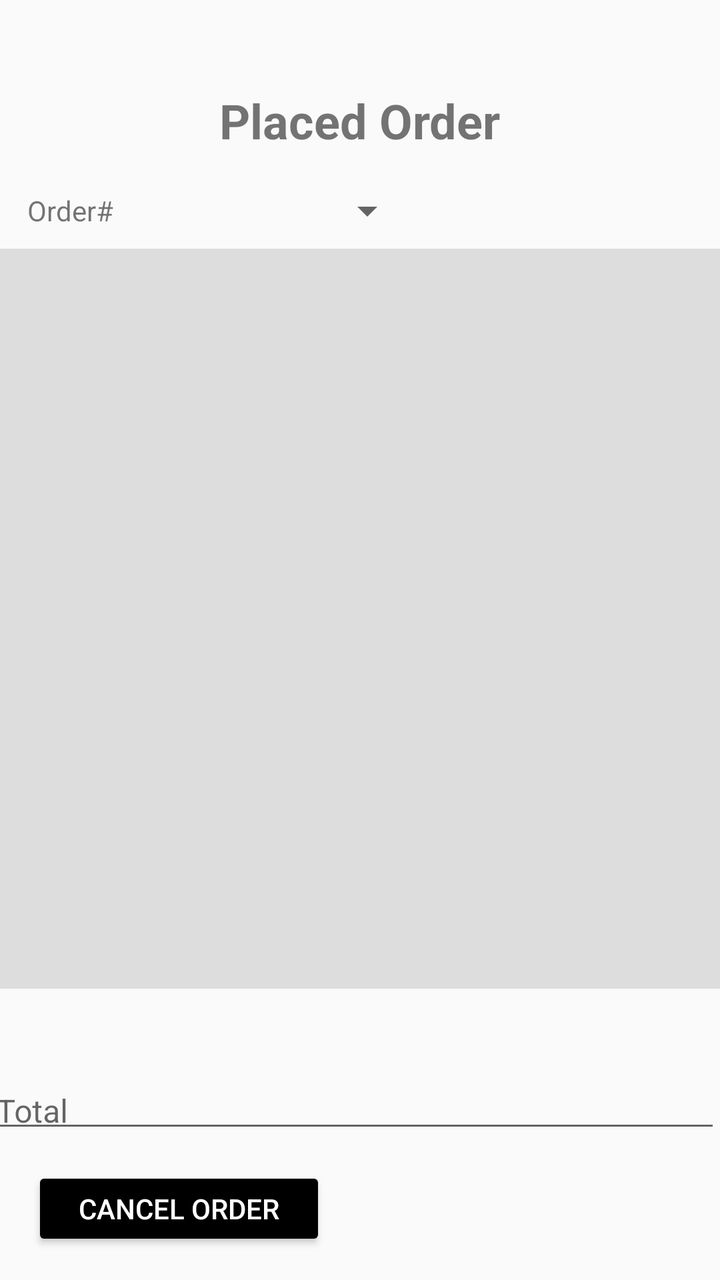
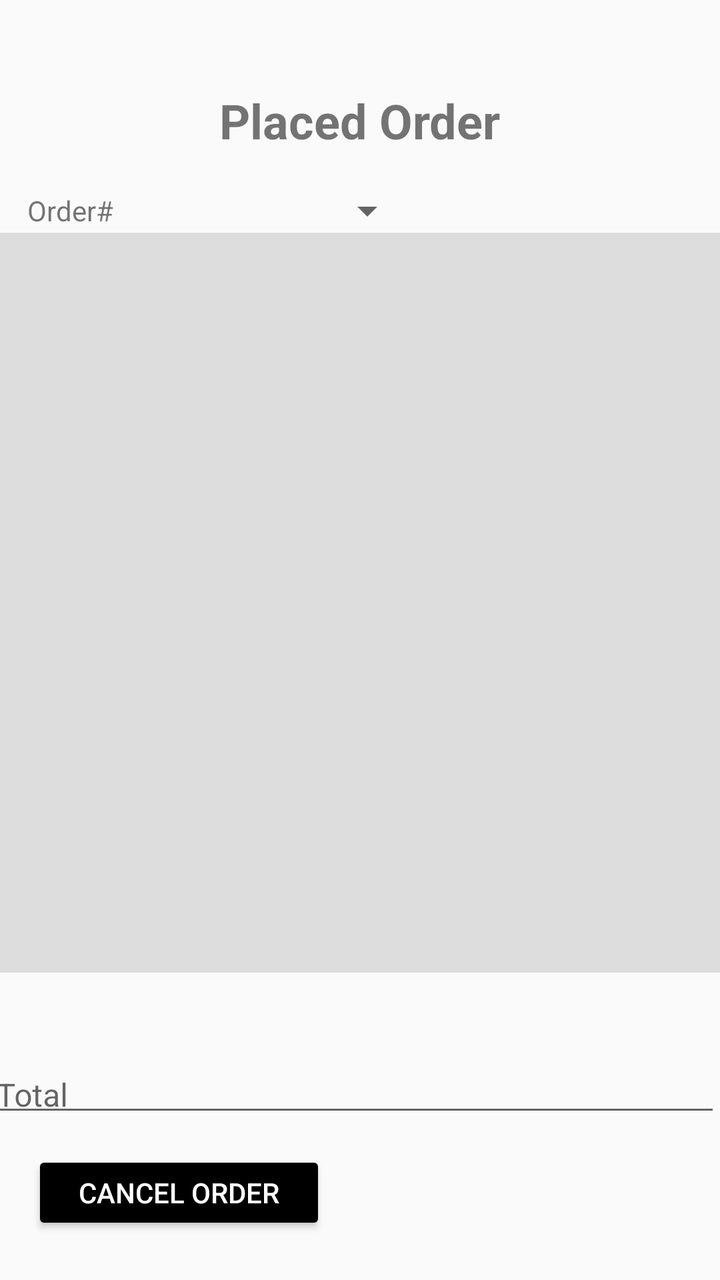

Compare the two renders of this Android layout. The source of the first and the diff that turns it into the second are given below.
<!-- AndroidManifest.xml: application theme Theme.RUPizza -->
<!-- res/layout/placed_orders.xml -->
<?xml version="1.0" encoding="utf-8"?>
<androidx.constraintlayout.widget.ConstraintLayout xmlns:android="http://schemas.android.com/apk/res/android"
    xmlns:app="http://schemas.android.com/apk/res-auto"
    xmlns:tools="http://schemas.android.com/tools"
    android:id="@+id/main"
    android:layout_width="match_parent"
    android:layout_height="match_parent">
    

    <TextView
        android:id="@+id/textView2"
        android:layout_width="wrap_content"
        android:layout_height="wrap_content"
        android:layout_marginTop="44dp"
        android:gravity="center"
        android:text="Placed Order"
        android:textSize="24sp"
        android:textStyle="bold"
        app:layout_constraintEnd_toEndOf="parent"
        app:layout_constraintHorizontal_bias="0.498"
        app:layout_constraintStart_toStartOf="parent"
        app:layout_constraintTop_toTopOf="parent" />

    <ListView
        android:id="@+id/listView"
        android:layout_width="381dp"
        android:layout_height="370dp"
        android:layout_marginTop="48dp"
        android:background="#DEDDDD"
        app:layout_constraintEnd_toEndOf="parent"
        app:layout_constraintHorizontal_bias="0.531"
        app:layout_constraintStart_toStartOf="parent"
        app:layout_constraintTop_toBottomOf="@+id/textView2" />

    <TextView
        android:id="@+id/tv_orderNum"
        android:layout_width="wrap_content"
        android:layout_height="26dp"
        android:gravity="center_vertical"
        android:text="Order#"
        app:layout_constraintEnd_toEndOf="parent"
        app:layout_constraintHorizontal_bias="0.043"
        app:layout_constraintStart_toStartOf="parent"
        app:layout_constraintTop_toTopOf="@+id/sp_orderNum" />

    <com.google.android.material.textfield.TextInputLayout
        android:id="@+id/textInputLayout"
        android:layout_width="409dp"
        android:layout_height="45dp"
        android:layout_marginTop="32dp"
        app:layout_constraintEnd_toEndOf="parent"
        app:layout_constraintHorizontal_bias="1.0"
        app:layout_constraintStart_toStartOf="parent"
        app:layout_constraintTop_toBottomOf="@+id/listView">

        <com.google.android.material.textfield.TextInputEditText
            android:id="@+id/orderTotal"
            android:layout_width="match_parent"
            android:layout_height="wrap_content"
            android:editable="false"
            android:hint="Order Total"
            android:textSize="16sp" />
    </com.google.android.material.textfield.TextInputLayout>

    <Spinner
        android:id="@+id/sp_orderNum"
        android:layout_width="135dp"
        android:layout_height="26dp"
        android:layout_marginStart="16dp"
        android:layout_marginTop="16dp"
        app:layout_constraintStart_toEndOf="@+id/tv_orderNum"
        app:layout_constraintTop_toBottomOf="@+id/textView2" />

    <Button
        android:id="@+id/cancelOrder_button"
        android:layout_width="147dp"
        android:layout_height="42dp"
        android:layout_marginStart="16dp"
        android:layout_marginTop="12dp"
        android:backgroundTint="@color/black"
        android:text="Cancel Order"
        android:textColor="@color/white"
        app:layout_constraintStart_toStartOf="parent"
        app:layout_constraintTop_toBottomOf="@+id/textInputLayout" />

</androidx.constraintlayout.widget.ConstraintLayout>
<!-- resources referenced by this layout -->
<resources>
  <color name="black">#FF000000</color>
  <color name="white">#FFFFFFFF</color>
  <style name="Theme.RUPizza" parent="Theme.AppCompat.Light.NoActionBar">
          
          <item name="colorPrimary">@color/purple_500</item>
          <item name="colorPrimaryDark">@color/purple_700</item>
          <item name="colorAccent">@color/teal_200</item>
      </style>
  <color name="purple_500">#FF6200EE</color>
  <color name="purple_700">#FF3700B3</color>
  <color name="teal_200">#FF03DAC5</color>
</resources>

<!-- the commit's change to res/layout/placed_orders.xml (unified diff, before → after) -->
@@ -22,13 +22,13 @@
         app:layout_constraintTop_toTopOf="parent" />
 
     <ListView
-        android:id="@+id/listView"
+        android:id="@+id/listView2"
         android:layout_width="381dp"
         android:layout_height="370dp"
-        android:layout_marginTop="48dp"
+        android:layout_marginTop="40dp"
         android:background="#DEDDDD"
         app:layout_constraintEnd_toEndOf="parent"
-        app:layout_constraintHorizontal_bias="0.531"
+        app:layout_constraintHorizontal_bias="0.533"
         app:layout_constraintStart_toStartOf="parent"
         app:layout_constraintTop_toBottomOf="@+id/textView2" />
 
@@ -51,7 +51,7 @@
         app:layout_constraintEnd_toEndOf="parent"
         app:layout_constraintHorizontal_bias="1.0"
         app:layout_constraintStart_toStartOf="parent"
-        app:layout_constraintTop_toBottomOf="@+id/listView">
+        app:layout_constraintTop_toBottomOf="@+id/listView2">
 
         <com.google.android.material.textfield.TextInputEditText
             android:id="@+id/orderTotal"
